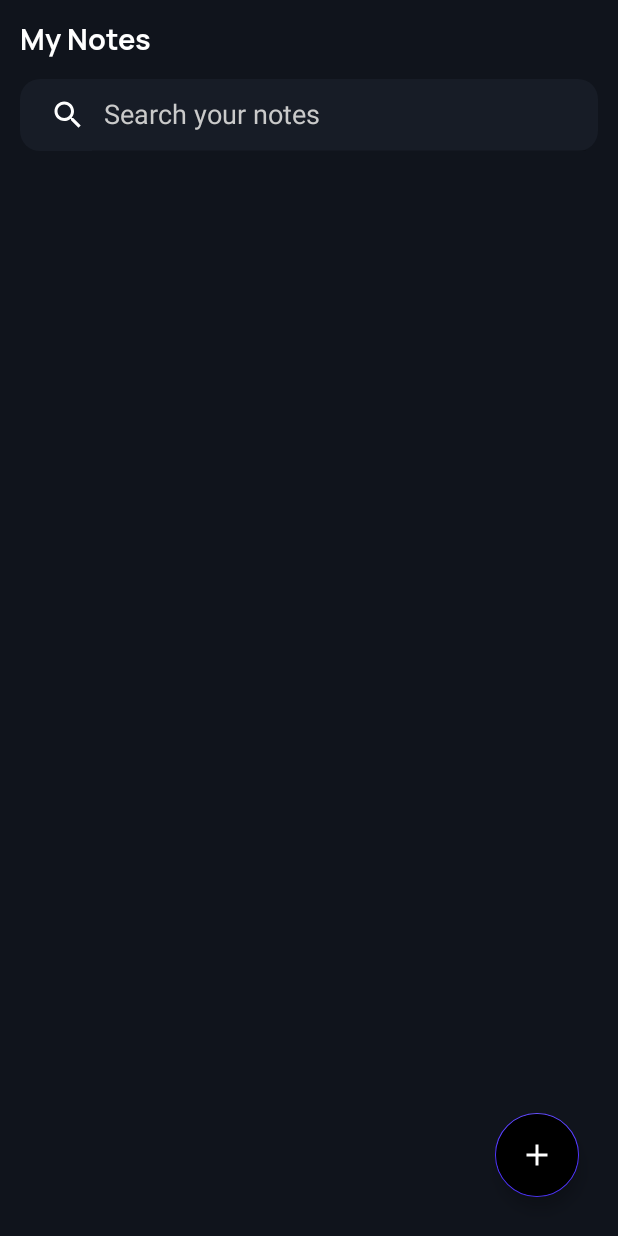
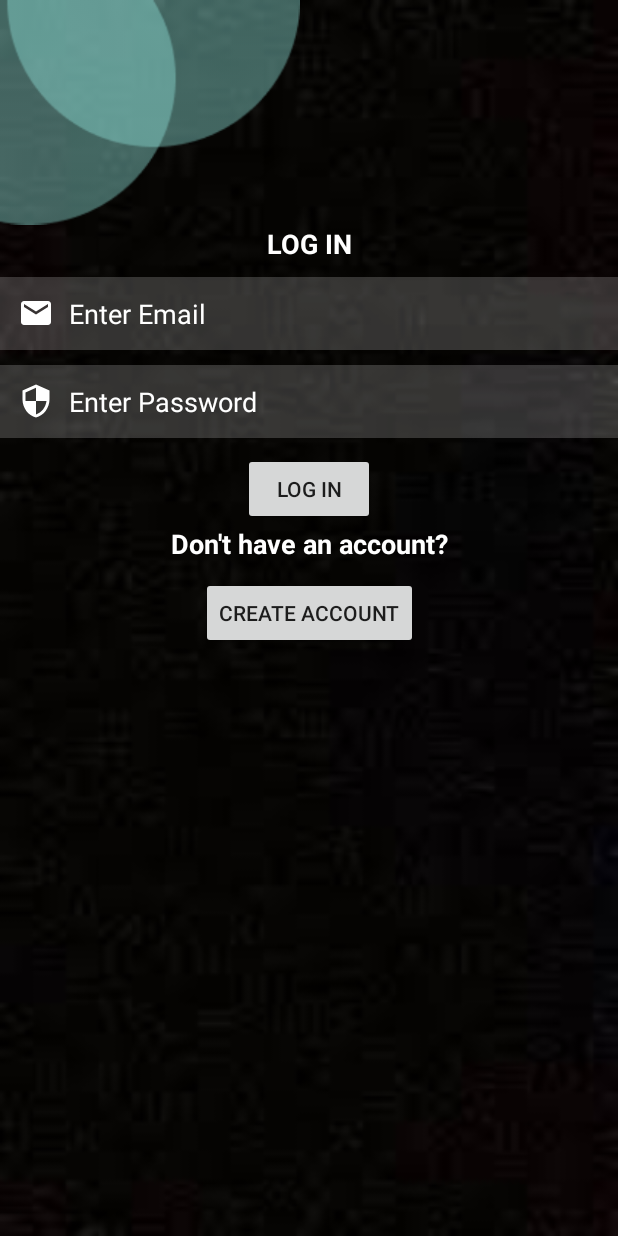
Before and after one commit to Cliff-Maima/iNotes, an Android app: the screen it shows after launch (MainActivity before the commit, LogIn after it), on a phone screen of 412 x 824 dp. Run offline under Robolectric (Android 15) with nearby library versions, the phone set to English and light mode, and no system bars.

Commit message:
My NoteApp

```diff
--- /dev/null
+++ b/app/src/main/java/com/codingwithme/notesapp/LogIn.kt
@@ -0,0 +1,35 @@
+package com.codingwithme.notesapp
+
+import android.content.Intent
+import androidx.appcompat.app.AppCompatActivity
+import android.os.Bundle
+import android.widget.Button
+import android.widget.EditText
+
+class LogIn : AppCompatActivity() {
+    private lateinit var email_input: EditText
+    private lateinit var pass_input: EditText
+    private lateinit var btn_create: Button
+    private lateinit var btn_go: Button
+    override fun onCreate(savedInstanceState: Bundle?) {
+        super.onCreate(savedInstanceState)
+        setContentView(R.layout.activity_log_in)
+        supportActionBar?.hide()
+        email_input= findViewById(R.id.email)
+        pass_input= findViewById(R.id.password)
+        btn_create= findViewById(R.id.login_btn)
+        btn_go= findViewById(R.id.register_btn)
+
+        btn_create.setOnClickListener {
+            var loginintent = Intent(this,MainActivity::class.java)
+            startActivity(loginintent)
+            finish()
+
+        }
+        btn_go.setOnClickListener {
+            var accountintent = Intent(this,Register::class.java)
+            startActivity(accountintent)
+            finish()
+        }
+    }
+}
--- a/app/src/main/java/com/codingwithme/notesapp/Splashscreen.kt
+++ b/app/src/main/java/com/codingwithme/notesapp/Splashscreen.kt
@@ -13,7 +13,7 @@ class Splashscreen : AppCompatActivity() {
         supportActionBar?.hide()
         val handler = Handler(Looper.getMainLooper())
         handler.postDelayed({
-            val intent = Intent(this,MainActivity::class.java)
+            val intent = Intent(this,LogIn::class.java)
             startActivity(intent)
             finish()
         },3000)
--- /dev/null
+++ b/app/src/main/res/drawable/ic_baseline_email_24.xml
@@ -0,0 +1,5 @@
+<vector android:height="24dp" android:tint="#FFFFFF"
+    android:viewportHeight="24" android:viewportWidth="24"
+    android:width="24dp" xmlns:android="http://schemas.android.com/apk/res/android">
+    <path android:fillColor="@android:color/white" android:pathData="M20,4L4,4c-1.1,0 -1.99,0.9 -1.99,2L2,18c0,1.1 0.9,2 2,2h16c1.1,0 2,-0.9 2,-2L22,6c0,-1.1 -0.9,-2 -2,-2zM20,8l-8,5 -8,-5L4,6l8,5 8,-5v2z"/>
+</vector>
--- /dev/null
+++ b/app/src/main/res/drawable/ic_baseline_person_outline_24.xml
@@ -0,0 +1,5 @@
+<vector android:height="24dp" android:tint="#FFFFFF"
+    android:viewportHeight="24" android:viewportWidth="24"
+    android:width="24dp" xmlns:android="http://schemas.android.com/apk/res/android">
+    <path android:fillColor="@android:color/white" android:pathData="M12,5.9c1.16,0 2.1,0.94 2.1,2.1s-0.94,2.1 -2.1,2.1S9.9,9.16 9.9,8s0.94,-2.1 2.1,-2.1m0,9c2.97,0 6.1,1.46 6.1,2.1v1.1L5.9,18.1L5.9,17c0,-0.64 3.13,-2.1 6.1,-2.1M12,4C9.79,4 8,5.79 8,8s1.79,4 4,4 4,-1.79 4,-4 -1.79,-4 -4,-4zM12,13c-2.67,0 -8,1.34 -8,4v3h16v-3c0,-2.66 -5.33,-4 -8,-4z"/>
+</vector>
--- /dev/null
+++ b/app/src/main/res/drawable/ic_baseline_phone_android_24.xml
@@ -0,0 +1,5 @@
+<vector android:height="24dp" android:tint="#FFFFFF"
+    android:viewportHeight="24" android:viewportWidth="24"
+    android:width="24dp" xmlns:android="http://schemas.android.com/apk/res/android">
+    <path android:fillColor="@android:color/white" android:pathData="M16,1L8,1C6.34,1 5,2.34 5,4v16c0,1.66 1.34,3 3,3h8c1.66,0 3,-1.34 3,-3L19,4c0,-1.66 -1.34,-3 -3,-3zM14,21h-4v-1h4v1zM17.25,18L6.75,18L6.75,4h10.5v14z"/>
+</vector>
--- /dev/null
+++ b/app/src/main/res/drawable/ic_baseline_security_24.xml
@@ -0,0 +1,5 @@
+<vector android:height="24dp" android:tint="#FFFFFF"
+    android:viewportHeight="24" android:viewportWidth="24"
+    android:width="24dp" xmlns:android="http://schemas.android.com/apk/res/android">
+    <path android:fillColor="@android:color/white" android:pathData="M12,1L3,5v6c0,5.55 3.84,10.74 9,12 5.16,-1.26 9,-6.45 9,-12L21,5l-9,-4zM12,11.99h7c-0.53,4.12 -3.28,7.79 -7,8.94L12,12L5,12L5,6.3l7,-3.11v8.8z"/>
+</vector>
--- /dev/null
+++ b/app/src/main/res/layout/activity_log_in.xml
@@ -0,0 +1,99 @@
+<?xml version="1.0" encoding="utf-8"?>
+<androidx.constraintlayout.widget.ConstraintLayout xmlns:android="http://schemas.android.com/apk/res/android"
+    xmlns:app="http://schemas.android.com/apk/res-auto"
+    xmlns:tools="http://schemas.android.com/tools"
+    android:layout_width="match_parent"
+    android:layout_height="match_parent"
+    tools:context=".LogIn"
+    android:background="@drawable/back">
+
+    <ImageView
+        android:id="@+id/img1"
+        android:layout_width="200dp"
+        android:layout_height="150dp"
+        android:src="@drawable/shape"
+        app:layout_constraintStart_toStartOf="parent"
+        app:layout_constraintTop_toTopOf="parent" />
+
+    <TextView
+        android:id="@+id/login"
+        android:layout_width="match_parent"
+        android:layout_height="wrap_content"
+        android:text="LOG IN"
+        android:textAlignment="center"
+        android:textColor="@color/ColorWhite"
+        android:textSize="18sp"
+        android:textStyle="bold"
+        app:layout_constraintEnd_toEndOf="parent"
+        app:layout_constraintStart_toStartOf="parent"
+        app:layout_constraintTop_toBottomOf="@+id/img1" />
+
+    <EditText
+        android:id="@+id/email"
+        android:layout_width="match_parent"
+        android:layout_height="wrap_content"
+        android:drawableLeft="@drawable/ic_baseline_email_24"
+        android:drawablePadding="10dp"
+        android:hint="Enter Email"
+        android:background="#30ffffff"
+        android:padding="12dp"
+        android:textColor="@color/ColorWhite"
+        android:layout_marginTop="10dp"
+        android:inputType="textEmailAddress"
+        android:textColorHint="@color/ColorWhite"
+        app:layout_constraintEnd_toEndOf="parent"
+        app:layout_constraintStart_toStartOf="parent"
+        app:layout_constraintTop_toBottomOf="@+id/login" />
+    <EditText
+        android:id="@+id/password"
+        android:layout_width="match_parent"
+        android:layout_height="wrap_content"
+        android:drawableLeft="@drawable/ic_baseline_security_24"
+        android:drawablePadding="10dp"
+        android:hint="Enter Password"
+        android:background="#30ffffff"
+        android:padding="12dp"
+        android:textColor="@color/ColorWhite"
+        android:layout_marginTop="10dp"
+        android:inputType="textPassword"
+        android:textColorHint="@color/ColorWhite"
+        app:layout_constraintEnd_toEndOf="parent"
+        app:layout_constraintStart_toStartOf="parent"
+        app:layout_constraintTop_toBottomOf="@+id/email" />
+
+    <Button
+        android:id="@+id/login_btn"
+        android:layout_width="wrap_content"
+        android:layout_height="wrap_content"
+        android:text="LOG IN"
+        android:layout_marginTop="10dp"
+        app:layout_constraintEnd_toEndOf="parent"
+        app:layout_constraintStart_toStartOf="parent"
+        app:layout_constraintTop_toBottomOf="@+id/password" />
+
+    <TextView
+        android:id="@+id/dont"
+        android:layout_width="match_parent"
+        android:layout_height="wrap_content"
+        android:text="Don't have an account?"
+        android:textAlignment="center"
+        android:textColor="@color/ColorWhite"
+        android:textSize="18sp"
+        android:textStyle="bold"
+        app:layout_constraintEnd_toEndOf="parent"
+        app:layout_constraintStart_toStartOf="parent"
+        app:layout_constraintTop_toBottomOf="@+id/login_btn" />
+    <Button
+        android:id="@+id/register_btn"
+        android:layout_width="wrap_content"
+        android:layout_height="wrap_content"
+        android:text="Create Account"
+        android:layout_marginTop="10dp"
+        app:layout_constraintEnd_toEndOf="parent"
+        app:layout_constraintStart_toStartOf="parent"
+        app:layout_constraintTop_toBottomOf="@+id/dont" />
+
+
+
+
+</androidx.constraintlayout.widget.ConstraintLayout>
```
Also changed, not shown: app/src/main/AndroidManifest.xml (+16 -3 lines), app/src/main/java/com/codingwithme/notesapp/Register.kt (added, +34 -0 lines), app/src/main/res/layout/activity_register.xml (added, +130 -0 lines), app/src/main/res/drawable/shape.png (added).
